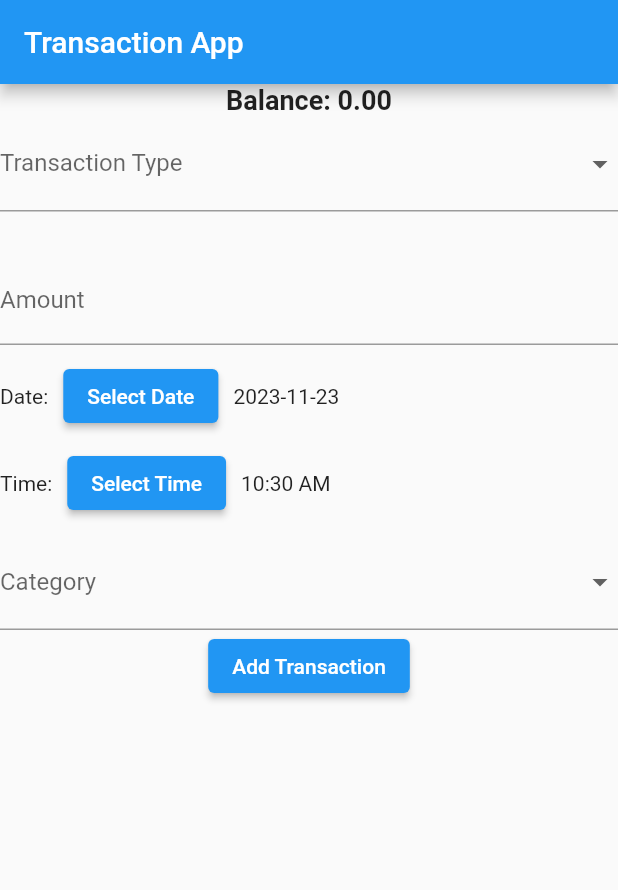
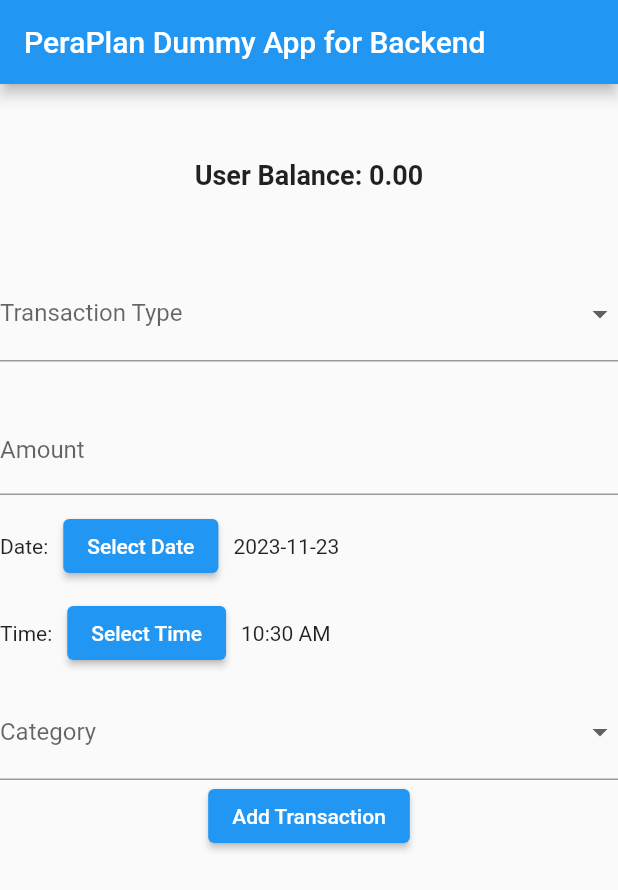
Before and after one commit to Aennoo/peraplan-backend, a Flutter app: the screen it shows after launch, on a phone screen of 412 x 824 dp. Shown: the top 890 px of the screen. Run offline on Flutter 3.47's test engine with Material 2 defaults, Android fonts, the phone set to English and light mode, and no system bars; our stand-ins replace google_fonts, hive, hive_flutter; accounts and stored records are empty.

Commit message:
added balance section

```diff
--- a/lib/main.dart
+++ b/lib/main.dart
@@ -94,14 +94,17 @@ class _TransactionScreenState extends State<TransactionScreen> {
   Widget build(BuildContext context) {
     return Scaffold(
       appBar: AppBar(
-        title: Text('Transaction App'),
+        title: Text('PeraPlan Dummy App for Backend'),
       ),
       body: Column(
         children: [
+          SizedBox(height: large),
           Text(
-            'Balance: ${calculateBalance().toStringAsFixed(2)}',
+            'User Balance: ${calculateBalance().toStringAsFixed(2)}',
             style: TextStyle(fontSize: 18, fontWeight: FontWeight.bold),
           ),
+          SizedBox(height: large),
+
           // Dropdown for Transaction Type
           DropdownButtonFormField<String>(
             value: _selectedTransactionType,
@@ -203,6 +206,7 @@ class _TransactionScreenState extends State<TransactionScreen> {
             onPressed: _addTransaction,
             child: Text('Add Transaction'),
           ),
+          SizedBox(height: medium),
           Expanded(
             child: ValueListenableBuilder(
               valueListenable: _transactionBox.listenable(),
```
